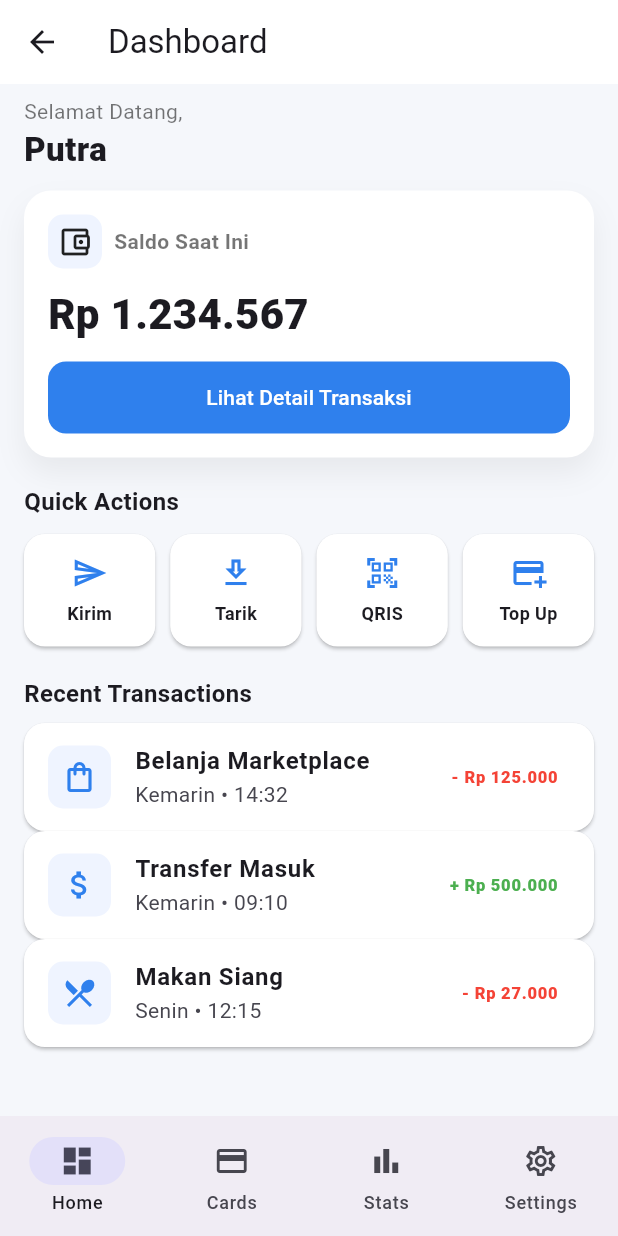
After one commit to Putraa70/prak-mobilelanjut-2317051098, a Flutter app: the DashboardScreen screen opened by its route, on a phone screen of 412 x 824 dp. The commit adds this screen. Run offline on Flutter 3.47's test engine with Material 3 defaults, Android fonts, the phone set to English and light mode, and no system bars.

Commit message:
Pertemuan 5: tambah Dashboard, route, dan navigasi dari login

```diff
--- a/lib/main.dart
+++ b/lib/main.dart
@@ -1,10 +1,9 @@
 import 'package:flutter/material.dart';
 import 'screens/login_screen.dart';
 import 'screens/signup_screen.dart';
+import 'screens/dashboard_screen.dart'; // ← tambah
 
-void main() {
-  runApp(const MoLaApp());
-}
+void main() => runApp(const MoLaApp());
 
 class MoLaApp extends StatelessWidget {
   const MoLaApp({super.key});
@@ -13,7 +12,7 @@ class MoLaApp extends StatelessWidget {
   Widget build(BuildContext context) {
     return MaterialApp(
       debugShowCheckedModeBanner: false,
-      title: 'MoLa – Pertemuan 4',
+      title: 'MoLa – Pertemuan 5',
       theme: ThemeData(
         colorScheme: ColorScheme.fromSeed(seedColor: const Color(0xFF6C63FF)),
         useMaterial3: true,
@@ -22,26 +21,8 @@ class MoLaApp extends StatelessWidget {
       routes: {
         '/login': (_) => const LoginScreen(),
         '/signup': (_) => const SignUpScreen(),
-        '/home': (_) => const HomeScreen(),
+        '/dashboard': (_) => const DashboardScreen(), // ← route baru
       },
     );
   }
 }
-
-class HomeScreen extends StatelessWidget {
-  const HomeScreen({super.key});
-
-  @override
-  Widget build(BuildContext context) {
-    return Scaffold(
-      appBar: AppBar(title: const Text('Beranda')),
-      body: const Center(
-        child: Text(
-          'Login/Register berhasil! 🎉',
-          style: TextStyle(fontSize: 18),
-          textAlign: TextAlign.center,
-        ),
-      ),
-    );
-  }
-}
--- /dev/null
+++ b/lib/screens/dashboard_screen.dart
@@ -0,0 +1,282 @@
+import 'package:flutter/material.dart';
+
+class DashboardScreen extends StatefulWidget {
+  const DashboardScreen({super.key});
+
+  @override
+  State<DashboardScreen> createState() => _DashboardScreenState();
+}
+
+class _DashboardScreenState extends State<DashboardScreen> {
+  int _currentIndex = 0;
+
+  @override
+  Widget build(BuildContext context) {
+    return Scaffold(
+      backgroundColor: const Color(0xFFF5F7FB),
+      appBar: AppBar(
+        title: const Text('Dashboard'),
+        centerTitle: false,
+        backgroundColor: Colors.white,
+        surfaceTintColor: Colors.white,
+        elevation: 0.5,
+      ),
+      body: SafeArea(
+        child: ListView(
+          padding: const EdgeInsets.fromLTRB(16, 8, 16, 16),
+          children: [
+            // ====== Salam + Nama ======
+            const Text(
+              'Selamat Datang,',
+              style: TextStyle(fontSize: 14, color: Colors.black54),
+            ),
+            const Text(
+              'Putra',
+              style: TextStyle(fontSize: 22, fontWeight: FontWeight.w800),
+            ),
+            const SizedBox(height: 12),
+
+            // ====== Kartu Saldo (sesuai screenshot) ======
+            Container(
+              decoration: BoxDecoration(
+                color: Colors.white,
+                borderRadius: BorderRadius.circular(18),
+                boxShadow: [
+                  BoxShadow(
+                    color: Colors.black.withOpacity(.06),
+                    blurRadius: 16,
+                    offset: const Offset(0, 10),
+                  ),
+                ],
+              ),
+              padding: const EdgeInsets.all(16),
+              child: Column(
+                crossAxisAlignment: CrossAxisAlignment.stretch,
+                children: [
+                  Row(
+                    children: [
+                      Container(
+                        width: 36,
+                        height: 36,
+                        decoration: BoxDecoration(
+                          color: const Color(0xFFEFF4FF),
+                          borderRadius: BorderRadius.circular(10),
+                        ),
+                        child: const Icon(
+                          Icons.account_balance_wallet_outlined,
+                        ),
+                      ),
+                      const SizedBox(width: 8),
+                      const Text(
+                        'Saldo Saat Ini',
+                        style: TextStyle(
+                          fontSize: 14,
+                          color: Colors.black54,
+                          fontWeight: FontWeight.w600,
+                        ),
+                      ),
+                    ],
+                  ),
+                  const SizedBox(height: 10),
+                  const Text(
+                    'Rp 1.234.567',
+                    style: TextStyle(
+                      fontSize: 28,
+                      fontWeight: FontWeight.w900,
+                      letterSpacing: 0.2,
+                    ),
+                  ),
+                  const SizedBox(height: 12),
+                  SizedBox(
+                    height: 48,
+                    child: ElevatedButton(
+                      style: ElevatedButton.styleFrom(
+                        backgroundColor: const Color(0xFF2F80ED),
+                        foregroundColor: Colors.white,
+                        shape: RoundedRectangleBorder(
+                          borderRadius: BorderRadius.circular(12),
+                        ),
+                        elevation: 0,
+                      ),
+                      onPressed: () {
+                        // TODO: arahkan ke halaman detail transaksi
+                        ScaffoldMessenger.of(context).showSnackBar(
+                          const SnackBar(
+                            content: Text('Detail transaksi coming soon 👀'),
+                          ),
+                        );
+                      },
+                      child: const Text('Lihat Detail Transaksi'),
+                    ),
+                  ),
+                ],
+              ),
+            ),
+
+            // ====== Quick Actions (modern) ======
+            const SizedBox(height: 18),
+            const Text(
+              'Quick Actions',
+              style: TextStyle(fontSize: 16, fontWeight: FontWeight.w700),
+            ),
+            const SizedBox(height: 10),
+            Row(
+              children: const [
+                _QuickAction(icon: Icons.send_outlined, label: 'Kirim'),
+                SizedBox(width: 10),
+                _QuickAction(icon: Icons.download_outlined, label: 'Tarik'),
+                SizedBox(width: 10),
+                _QuickAction(icon: Icons.qr_code_scanner, label: 'QRIS'),
+                SizedBox(width: 10),
+                _QuickAction(icon: Icons.add_card_outlined, label: 'Top Up'),
+              ],
+            ),
+
+            // ====== Recent Transactions (modern) ======
+            const SizedBox(height: 20),
+            const Text(
+              'Recent Transactions',
+              style: TextStyle(fontSize: 16, fontWeight: FontWeight.w700),
+            ),
+            const SizedBox(height: 8),
+            const _TxnTile(
+              icon: Icons.shopping_bag_outlined,
+              title: 'Belanja Marketplace',
+              subtitle: 'Kemarin • 14:32',
+              amount: '- Rp 125.000',
+              negative: true,
+            ),
+            const _TxnTile(
+              icon: Icons.attach_money_outlined,
+              title: 'Transfer Masuk',
+              subtitle: 'Kemarin • 09:10',
+              amount: '+ Rp 500.000',
+              negative: false,
+            ),
+            const _TxnTile(
+              icon: Icons.local_dining_outlined,
+              title: 'Makan Siang',
+              subtitle: 'Senin • 12:15',
+              amount: '- Rp 27.000',
+              negative: true,
+            ),
+            const SizedBox(height: 24),
+          ],
+        ),
+      ),
+
+      // ====== Bottom Navigation (modern feel) ======
+      bottomNavigationBar: NavigationBar(
+        selectedIndex: _currentIndex,
+        onDestinationSelected: (i) => setState(() => _currentIndex = i),
+        destinations: const [
+          NavigationDestination(
+            icon: Icon(Icons.dashboard_outlined),
+            selectedIcon: Icon(Icons.dashboard),
+            label: 'Home',
+          ),
+          NavigationDestination(
+            icon: Icon(Icons.credit_card_outlined),
+            selectedIcon: Icon(Icons.credit_card),
+            label: 'Cards',
+          ),
+          NavigationDestination(
+            icon: Icon(Icons.bar_chart_outlined),
+            selectedIcon: Icon(Icons.bar_chart),
+            label: 'Stats',
+          ),
+          NavigationDestination(
+            icon: Icon(Icons.settings_outlined),
+            selectedIcon: Icon(Icons.settings),
+            label: 'Settings',
+          ),
+        ],
+      ),
+    );
+  }
+}
+
+// ========== WIDGET KECIL ==========
+
+class _QuickAction extends StatelessWidget {
+  final IconData icon;
+  final String label;
+  const _QuickAction({required this.icon, required this.label});
+
+  @override
+  Widget build(BuildContext context) {
+    return Expanded(
+      child: Material(
+        color: Colors.white,
+        elevation: 1,
+        borderRadius: BorderRadius.circular(14),
+        child: InkWell(
+          borderRadius: BorderRadius.circular(14),
+          onTap: () {},
+          child: Padding(
+            padding: const EdgeInsets.symmetric(vertical: 14),
+            child: Column(
+              children: [
+                Icon(icon, size: 24, color: const Color(0xFF2F80ED)),
+                const SizedBox(height: 6),
+                Text(
+                  label,
+                  style: const TextStyle(
+                    fontSize: 12,
+                    fontWeight: FontWeight.w600,
+                  ),
+                ),
+              ],
+            ),
+          ),
+        ),
+      ),
+    );
+  }
+}
+
+class _TxnTile extends StatelessWidget {
+  final IconData icon;
+  final String title;
+  final String subtitle;
+  final String amount;
+  final bool negative;
+  const _TxnTile({
+    required this.icon,
+    required this.title,
+    required this.subtitle,
+    required this.amount,
+    required this.negative,
+  });
+
+  @override
+  Widget build(BuildContext context) {
+    return Material(
+      color: Colors.white,
+      elevation: 1,
+      borderRadius: BorderRadius.circular(14),
+      child: ListTile(
+        shape: RoundedRectangleBorder(borderRadius: BorderRadius.circular(14)),
+        leading: Container(
+          width: 42,
+          height: 42,
+          decoration: BoxDecoration(
+            color: const Color(0xFFEFF4FF),
+            borderRadius: BorderRadius.circular(10),
+          ),
+          child: Icon(icon, color: const Color(0xFF2F80ED)),
+        ),
+        title: Text(title, style: const TextStyle(fontWeight: FontWeight.w700)),
+        subtitle: Text(subtitle),
+        trailing: Text(
+          amount,
+          style: TextStyle(
+            fontWeight: FontWeight.w800,
+            color: negative ? Colors.red : Colors.green,
+          ),
+        ),
+        onTap: () {},
+      ),
+    );
+  }
+}
--- a/lib/screens/login_screen.dart
+++ b/lib/screens/login_screen.dart
@@ -1,6 +1,4 @@
 import 'package:flutter/material.dart';
-// ignore: unused_import
-import 'package:myapp/main.dart';
 
 class LoginScreen extends StatefulWidget {
   const LoginScreen({super.key});
@@ -35,12 +33,12 @@ class _LoginScreenState extends State<LoginScreen> {
             crossAxisAlignment: CrossAxisAlignment.stretch,
             children: [
               const SizedBox(height: 12),
-              // === Brand Header seperti gambar (logo + tulisan Justduit) ===
+              // Brand Header (logo + teks)
               Row(
                 mainAxisAlignment: MainAxisAlignment.center,
                 children: [
                   Image.asset(
-                    'assets/logo-mola.png', // ganti dengan logo Justduit jika ada
+                    'assets/logo-mola.png',
                     width: size.width * 0.18,
                     height: 48,
                     fit: BoxFit.contain,
@@ -61,7 +59,7 @@ class _LoginScreenState extends State<LoginScreen> {
               ),
               const SizedBox(height: 14),
 
-              // === Card putih rounded berisi form ===
+              // Card putih berisi form
               Container(
                 decoration: BoxDecoration(
                   color: Colors.white,
@@ -87,6 +85,11 @@ class _LoginScreenState extends State<LoginScreen> {
                       TextFormField(
                         controller: _emailCtrl,
                         keyboardType: TextInputType.emailAddress,
+                        textInputAction: TextInputAction.next,
+                        autofillHints: const [
+                          AutofillHints.username,
+                          AutofillHints.email,
+                        ],
                         decoration: InputDecoration(
                           label: RichText(
                             text: const TextSpan(
@@ -133,6 +136,8 @@ class _LoginScreenState extends State<LoginScreen> {
                       TextFormField(
                         controller: _passwordCtrl,
                         obscureText: _obscure,
+                        textInputAction: TextInputAction.done,
+                        autofillHints: const [AutofillHints.password],
                         decoration: InputDecoration(
                           label: RichText(
                             text: const TextSpan(
@@ -194,12 +199,16 @@ class _LoginScreenState extends State<LoginScreen> {
                         child: ElevatedButton(
                           style: ElevatedButton.styleFrom(
                             backgroundColor: const Color(0xFF2F80ED), // biru
-                            foregroundColor: Colors.white, // teks jadi putih
+                            foregroundColor: Colors.white, // teks putih
                             shape: const StadiumBorder(),
                           ),
                           onPressed: () {
                             if (_formKey.currentState!.validate()) {
-                              Navigator.pushReplacementNamed(context, '/home');
+                              // Arahkan ke dashboard sesuai tugas lanjutan
+                              Navigator.pushReplacementNamed(
+                                context,
+                                '/dashboard',
+                              );
                             }
                           },
                           child: const Text('Sign In Now'),
```
